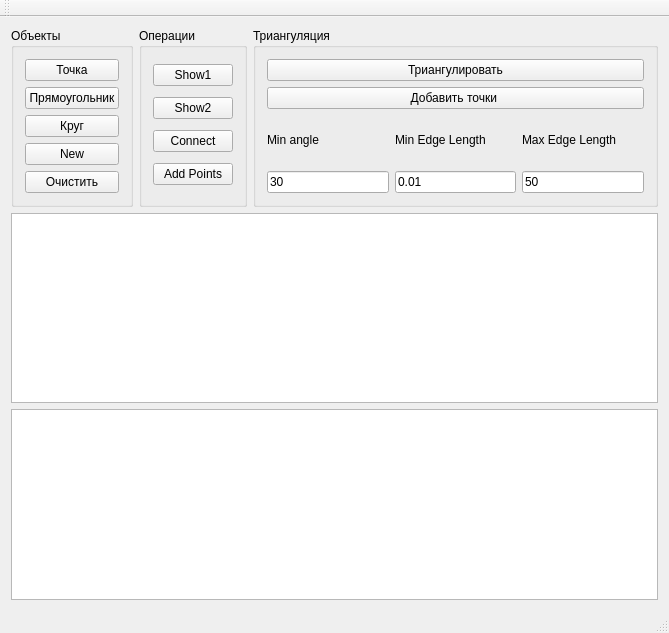
Above: mainwindow.ui from aleksejkvasnikov/delaunator before the change. Below: the same form after it.
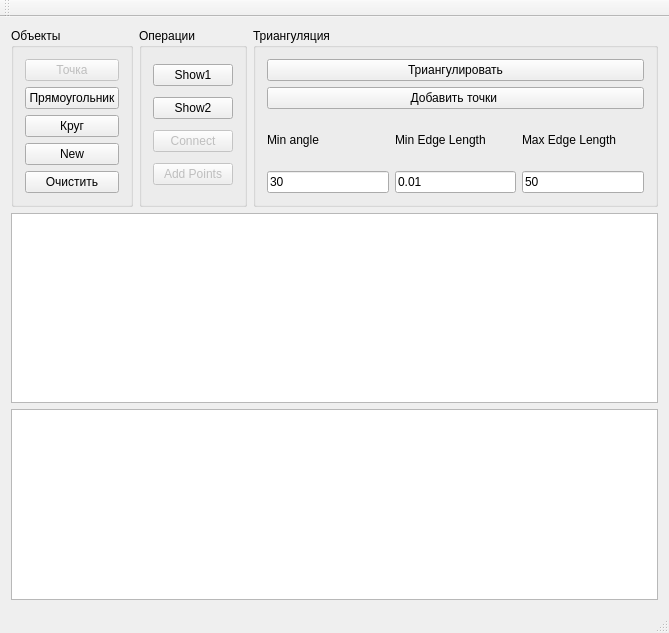
That is the form after the change.

Patch:
```diff
--- a/mainwindow.ui
+++ b/mainwindow.ui
@@ -25,6 +25,9 @@
         <layout class="QVBoxLayout" name="verticalLayout">
          <item>
           <widget class="QPushButton" name="pointButton">
+           <property name="enabled">
+            <bool>false</bool>
+           </property>
            <property name="text">
             <string>Точка</string>
            </property>
@@ -86,6 +89,9 @@
          </item>
          <item>
           <widget class="QPushButton" name="pushButton">
+           <property name="enabled">
+            <bool>false</bool>
+           </property>
            <property name="text">
             <string>Connect</string>
            </property>
@@ -93,6 +99,9 @@
          </item>
          <item>
           <widget class="QPushButton" name="make_1_button">
+           <property name="enabled">
+            <bool>false</bool>
+           </property>
            <property name="text">
             <string>Add Points</string>
            </property>
```
Left out of the diff: 2 changed lines with no effect on the pictures.
